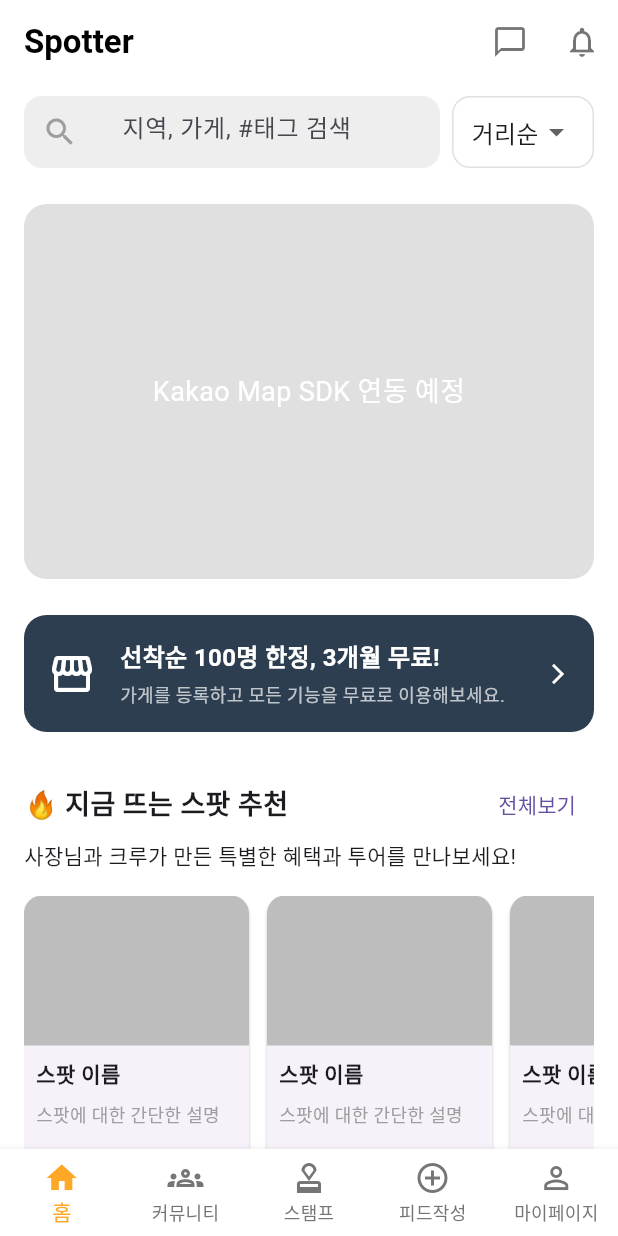
After one commit to spotterpro/spotter, a Flutter app: the MainScreen screen opened directly, on a phone screen of 412 x 824 dp. The commit adds this screen. Run offline on Flutter 3.47's test engine with Material 3 defaults, Android fonts, the phone set to English and light mode, and no system bars; our stand-ins replace firebase_auth, firebase_core, flutter_svg, google_sign_in; accounts and stored records are empty.

Commit message:
feat: 메인 화면 기본 UI 및 5단 네비게이션 골격 완성

```diff
--- a/lib/features/authentication/presentation/screens/login_screen.dart
+++ b/lib/features/authentication/presentation/screens/login_screen.dart
@@ -1,7 +1,7 @@
 import 'package:flutter/material.dart';
 import 'package:flutter_svg/flutter_svg.dart';
 import 'package:spotter/features/authentication/data/services/auth_service.dart';
-import 'package:spotter/features/home/presentation/screens/home_screen.dart';
+import 'package:spotter/features/main_navigation/presentation/screens/main_screen.dart'; // 수정된 부분
 
 // 카카오 로고 SVG 데이터를 코드로 저장
 const String _kakaoLogoSvg = '''
@@ -156,7 +156,7 @@ class _LoginScreenState extends State<LoginScreen> {
 
                   if (userCredential != null && mounted) {
                     Navigator.of(context).pushReplacement(
-                      MaterialPageRoute(builder: (context) => const HomeScreen()),
+                      MaterialPageRoute(builder: (context) => const MainScreen()), // 수정된 부분
                     );
                   } else if (mounted) {
                     ScaffoldMessenger.of(context).showSnackBar(
@@ -201,7 +201,7 @@ class _LoginScreenState extends State<LoginScreen> {
       children: [
         SizedBox(width: 24, height: 24, child: Checkbox(value: value, onChanged: onChanged, activeColor: const Color(0xFFFFA726))),
         const SizedBox(width: 8),
-        Text(text, style: TextStyle(fontWeight: isBold ? FontWeight.normal : FontWeight.normal)),
+        Text(text, style: TextStyle(fontWeight: isBold ? FontWeight.bold : FontWeight.normal)),
         const Spacer(),
         if (text != '전체 동의하기')
           TextButton(
--- /dev/null
+++ b/lib/features/community/presentation/screens/community_screen.dart
@@ -0,0 +1,20 @@
+import 'package:flutter/material.dart';
+
+class CommunityScreen extends StatelessWidget {
+  const CommunityScreen({super.key});
+
+  @override
+  Widget build(BuildContext context) {
+    return Scaffold(
+      appBar: AppBar(
+        title: const Text('커뮤니티'),
+      ),
+      body: const Center(
+        child: Text(
+          '커뮤니티 화면입니다.',
+          style: TextStyle(fontSize: 24),
+        ),
+      ),
+    );
+  }
+}
--- /dev/null
+++ b/lib/features/main_navigation/presentation/screens/main_screen.dart
@@ -0,0 +1,77 @@
+import 'package:flutter/material.dart';
+import 'package:spotter/features/community/presentation/screens/community_screen.dart';
+import 'package:spotter/features/map/presentation/screens/map_screen.dart';
+import 'package:spotter/features/stamp/presentation/screens/stamp_screen.dart';
+import 'package:spotter/features/user/presentation/screens/my_page_screen.dart';
+import 'package:spotter/features/write_post/presentation/screens/write_post_screen.dart';
+
+class MainScreen extends StatefulWidget {
+  const MainScreen({super.key});
+
+  @override
+  State<MainScreen> createState() => _MainScreenState();
+}
+
+class _MainScreenState extends State<MainScreen> {
+  int _selectedIndex = 0;
+
+  static const List<Widget> _widgetOptions = <Widget>[
+    MapScreen(),
+    CommunityScreen(),
+    StampScreen(),
+    WritePostScreen(),
+    MyPageScreen(),
+  ];
+
+  void _onItemTapped(int index) {
+    setState(() {
+      _selectedIndex = index;
+    });
+  }
+
+  @override
+  Widget build(BuildContext context) {
+    return Scaffold(
+      body: _widgetOptions.elementAt(_selectedIndex),
+      bottomNavigationBar: BottomNavigationBar(
+        items: const <BottomNavigationBarItem>[
+          BottomNavigationBarItem(
+            icon: Icon(Icons.home_outlined),
+            activeIcon: Icon(Icons.home),
+            label: '홈',
+          ),
+          BottomNavigationBarItem(
+            icon: Icon(Icons.groups_outlined),
+            activeIcon: Icon(Icons.groups),
+            label: '커뮤니티',
+          ),
+          // [수정] 스탬프 아이콘을 도장(인증) 모양으로 변경했습니다.
+          BottomNavigationBarItem(
+            icon: Icon(Icons.approval_outlined),
+            activeIcon: Icon(Icons.approval),
+            label: '스탬프',
+          ),
+          // [수정] 글쓰기 아이콘을 '+' 모양으로, 라벨을 '피드작성'으로 변경했습니다.
+          BottomNavigationBarItem(
+            icon: Icon(Icons.add_circle_outline),
+            activeIcon: Icon(Icons.add_circle),
+            label: '피드작성',
+          ),
+          BottomNavigationBarItem(
+            icon: Icon(Icons.person_outline),
+            activeIcon: Icon(Icons.person),
+            label: '마이페이지',
+          ),
+        ],
+        currentIndex: _selectedIndex,
+        selectedItemColor: const Color(0xFFFFA726),
+        onTap: _onItemTapped,
+        showUnselectedLabels: true,
+        unselectedItemColor: Colors.grey[600],
+        backgroundColor: Colors.white,
+        type: BottomNavigationBarType.fixed,
+        elevation: 5,
+      ),
+    );
+  }
+}
--- /dev/null
+++ b/lib/features/map/presentation/screens/map_screen.dart
@@ -0,0 +1,301 @@
+import 'package:flutter/material.dart';
+
+class MapScreen extends StatelessWidget {
+  const MapScreen({super.key});
+
+  @override
+  Widget build(BuildContext context) {
+    return Scaffold(
+      backgroundColor: Colors.white,
+      appBar: AppBar(
+        title: const Text(
+          'Spotter',
+          style: TextStyle(
+              color: Colors.black, fontWeight: FontWeight.bold, fontSize: 22),
+        ),
+        backgroundColor: Colors.white,
+        elevation: 0,
+        actions: [
+          IconButton(
+            icon: const Icon(Icons.chat_bubble_outline, color: Colors.black54),
+            onPressed: () {},
+          ),
+          IconButton(
+            icon:
+            const Icon(Icons.notifications_none_outlined, color: Colors.black54),
+            onPressed: () {},
+          ),
+        ],
+      ),
+      body: CustomScrollView(
+        slivers: [
+          // 검색 및 필터 영역
+          SliverToBoxAdapter(
+            child: Padding(
+              padding: const EdgeInsets.symmetric(horizontal: 16.0, vertical: 8.0),
+              child: Row(
+                children: [
+                  Expanded(
+                    child: Container(
+                      height: 48,
+                      decoration: BoxDecoration(
+                        color: Colors.grey[200],
+                        borderRadius: BorderRadius.circular(12.0),
+                      ),
+                      child: const TextField(
+                        decoration: InputDecoration(
+                          hintText: '   지역, 가게, #태그 검색',
+                          prefixIcon: Icon(Icons.search, color: Colors.grey),
+                          border: InputBorder.none,
+                        ),
+                      ),
+                    ),
+                  ),
+                  const SizedBox(width: 8),
+                  Container(
+                    height: 48,
+                    padding: const EdgeInsets.symmetric(horizontal: 12.0),
+                    decoration: BoxDecoration(
+                      color: Colors.white,
+                      borderRadius: BorderRadius.circular(12.0),
+                      border: Border.all(color: Colors.grey.shade300),
+                    ),
+                    child: DropdownButtonHideUnderline(
+                      child: DropdownButton<String>(
+                        value: '거리순',
+                        items: <String>['거리순', '인기순', '최신순']
+                            .map((String value) {
+                          return DropdownMenuItem<String>(
+                            value: value,
+                            child: Text(value),
+                          );
+                        }).toList(),
+                        onChanged: (_) {},
+                      ),
+                    ),
+                  ),
+                ],
+              ),
+            ),
+          ),
+          // 지도 영역 (Placeholder)
+          SliverToBoxAdapter(
+            child: Container(
+              height: 250,
+              margin: const EdgeInsets.all(16.0),
+              decoration: BoxDecoration(
+                color: Colors.grey[300],
+                borderRadius: BorderRadius.circular(15.0),
+              ),
+              child: const Center(
+                child: Text(
+                  'Kakao Map SDK 연동 예정',
+                  style: TextStyle(color: Colors.white, fontSize: 18),
+                ),
+              ),
+            ),
+          ),
+          // 프로모션 배너
+          SliverToBoxAdapter(
+            child: Container(
+              margin: const EdgeInsets.symmetric(horizontal: 16.0, vertical: 8.0),
+              padding: const EdgeInsets.all(16.0),
+              decoration: BoxDecoration(
+                color: const Color(0xFF2C3E50),
+                borderRadius: BorderRadius.circular(15.0),
+              ),
+              child: Row(
+                children: [
+                  const Icon(Icons.storefront, color: Colors.white, size: 32),
+                  const SizedBox(width: 16),
+                  const Expanded(
+                    child: Column(
+                      crossAxisAlignment: CrossAxisAlignment.start,
+                      children: [
+                        Text(
+                          '선착순 100명 한정, 3개월 무료!',
+                          style: TextStyle(
+                              color: Colors.white,
+                              fontWeight: FontWeight.bold,
+                              fontSize: 16),
+                        ),
+                        SizedBox(height: 4),
+                        Text(
+                          '가게를 등록하고 모든 기능을 무료로 이용해보세요.',
+                          style: TextStyle(color: Colors.white70, fontSize: 12),
+                        ),
+                      ],
+                    ),
+                  ),
+                  const Icon(Icons.arrow_forward_ios, color: Colors.white, size: 16),
+                ],
+              ),
+            ),
+          ),
+          // 지금 뜨는 스팟 추천
+          SliverToBoxAdapter(
+            child: Padding(
+              padding: const EdgeInsets.all(16.0),
+              child: Column(
+                crossAxisAlignment: CrossAxisAlignment.start,
+                children: [
+                  Row(
+                    mainAxisAlignment: MainAxisAlignment.spaceBetween,
+                    children: [
+                      const Text(
+                        '🔥 지금 뜨는 스팟 추천',
+                        style: TextStyle(
+                            fontSize: 18, fontWeight: FontWeight.bold),
+                      ),
+                      TextButton(
+                        onPressed: () {},
+                        child: const Text('전체보기'),
+                      ),
+                    ],
+                  ),
+                  const Text('사장님과 크루가 만든 특별한 혜택과 투어를 만나보세요!'),
+                  const SizedBox(height: 16),
+                  SizedBox(
+                    height: 180,
+                    child: ListView.builder(
+                      scrollDirection: Axis.horizontal,
+                      itemCount: 5,
+                      itemBuilder: (context, index) {
+                        return Card(
+                          margin: const EdgeInsets.only(right: 12.0),
+                          shape: RoundedRectangleBorder(
+                            borderRadius: BorderRadius.circular(12.0),
+                          ),
+                          child: SizedBox(
+                            width: 150,
+                            child: Column(
+                              crossAxisAlignment: CrossAxisAlignment.start,
+                              children: [
+                                Container(
+                                  height: 100,
+                                  decoration: BoxDecoration(
+                                    color: Colors.grey.shade400,
+                                    borderRadius: const BorderRadius.only(
+                                      topLeft: Radius.circular(12.0),
+                                      topRight: Radius.circular(12.0),
+                                    ),
+                                  ),
+                                ),
+                                const Padding(
+                                  padding: EdgeInsets.all(8.0),
+                                  child: Text('스팟 이름', style: TextStyle(fontWeight: FontWeight.bold)),
+                                ),
+                                const Padding(
+                                  padding: EdgeInsets.symmetric(horizontal: 8.0),
+                                  child: Text('스팟에 대한 간단한 설명', style: TextStyle(fontSize: 12, color: Colors.grey)),
+                                ),
+                              ],
+                            ),
+                          ),
+                        );
+                      },
+                    ),
+                  )
+                ],
+              ),
+            ),
+          ),
+          // [추가된 부분] 실시간 스팟 피드
+          SliverToBoxAdapter(
+            child: Padding(
+              padding: const EdgeInsets.symmetric(horizontal: 16.0, vertical: 8.0),
+              child: Text(
+                '실시간 스팟 피드',
+                style: TextStyle(fontSize: 18, fontWeight: FontWeight.bold),
+              ),
+            ),
+          ),
+          SliverList(
+            delegate: SliverChildBuilderDelegate(
+                  (context, index) {
+                return _buildFeedItem(); // 피드 아이템 위젯 호출
+              },
+              childCount: 5, // 예시로 5개만 표시
+            ),
+          ),
+        ],
+      ),
+    );
+  }
+
+  // 피드 아이템을 그리는 위젯 메소드
+  Widget _buildFeedItem() {
+    return Card(
+      margin: const EdgeInsets.symmetric(horizontal: 16.0, vertical: 8.0),
+      elevation: 2.0,
+      shape: RoundedRectangleBorder(borderRadius: BorderRadius.circular(15.0)),
+      child: Column(
+        crossAxisAlignment: CrossAxisAlignment.start,
+        children: [
+          // 프로필 섹션
+          const Padding(
+            padding: EdgeInsets.all(12.0),
+            child: Row(
+              children: [
+                CircleAvatar(
+                  radius: 20,
+                  backgroundColor: Colors.grey,
+                  // backgroundImage: NetworkImage('...'), // TODO: 프로필 이미지 연동
+                ),
+                SizedBox(width: 12.0),
+                Column(
+                  crossAxisAlignment: CrossAxisAlignment.start,
+                  children: [
+                    Text('스포터', style: TextStyle(fontWeight: FontWeight.bold)),
+                    Text('편집샵 ABC · 2025-09-12', style: TextStyle(color: Colors.grey, fontSize: 12)),
+                  ],
+                ),
+              ],
+            ),
+          ),
+          // 이미지
+          Container(
+            height: 300,
+            color: Colors.grey.shade300,
+            // child: Image.network('...', fit: BoxFit.cover), // TODO: 피드 이미지 연동
+          ),
+          // 본문
+          const Padding(
+            padding: EdgeInsets.symmetric(horizontal: 16.0, vertical: 12.0),
+            child: Text('새로 산 옷 자랑! 이 편집샵 완전 내 스타일이야👍'),
+          ),
+          // 해시태그
+          Padding(
+            padding: const EdgeInsets.symmetric(horizontal: 16.0),
+            child: Wrap(
+              spacing: 8.0,
+              children: ['#오오티디', '#패션', '#편집샵']
+                  .map((tag) => Chip(
+                label: Text(tag, style: const TextStyle(fontSize: 12)),
+                backgroundColor: Colors.grey.shade200,
+                side: BorderSide.none,
+              ))
+                  .toList(),
+            ),
+          ),
+          // 좋아요, 댓글
+          Padding(
+            padding: const EdgeInsets.symmetric(horizontal: 16.0, vertical: 8.0),
+            child: Row(
+              children: [
+                Icon(Icons.favorite_border, color: Colors.grey.shade700, size: 20),
+                const SizedBox(width: 4),
+                Text('좋아요 112', style: TextStyle(color: Colors.grey.shade700, fontSize: 12)),
+                const SizedBox(width: 16),
+                Icon(Icons.chat_bubble_outline, color: Colors.grey.shade700, size: 20),
+                const SizedBox(width: 4),
+                Text('댓글 3', style: TextStyle(color: Colors.grey.shade700, fontSize: 12)),
+              ],
+            ),
+          ),
+          const SizedBox(height: 8),
+        ],
+      ),
+    );
+  }
+}
--- /dev/null
+++ b/lib/features/stamp/presentation/screens/stamp_screen.dart
@@ -0,0 +1,20 @@
+import 'package:flutter/material.dart';
+
+class StampScreen extends StatelessWidget {
+  const StampScreen({super.key});
+
+  @override
+  Widget build(BuildContext context) {
+    return Scaffold(
+      appBar: AppBar(
+        title: const Text('스탬프'),
+      ),
+      body: const Center(
+        child: Text(
+          '스탬프 화면입니다.',
+          style: TextStyle(fontSize: 24),
+        ),
+      ),
+    );
+  }
+}
--- /dev/null
+++ b/lib/features/user/presentation/screens/my_page_screen.dart
@@ -0,0 +1,54 @@
+import 'package:firebase_auth/firebase_auth.dart';
+import 'package:flutter/material.dart';
+import 'package:spotter/features/authentication/data/services/auth_service.dart';
+import 'package:spotter/features/authentication/presentation/screens/login_screen.dart';
+
+class MyPageScreen extends StatelessWidget {
+  const MyPageScreen({super.key});
+
+  @override
+  Widget build(BuildContext context) {
+    // 현재 로그인된 사용자 정보 가져오기
+    final User? user = FirebaseAuth.instance.currentUser;
+
+    return Scaffold(
+      appBar: AppBar(
+        title: const Text('마이페이지'),
+        backgroundColor: Colors.white,
+        elevation: 1,
+        actions: [
+          // 로그아웃 버튼
+          IconButton(
+            icon: const Icon(Icons.logout),
+            onPressed: () async {
+              await AuthService().signOut();
+              if (context.mounted) {
+                // 로그아웃 후 로그인 화면으로 이동
+                Navigator.of(context).pushAndRemoveUntil(
+                  MaterialPageRoute(builder: (context) => const LoginScreen()),
+                      (Route<dynamic> route) => false,
+                );
+              }
+            },
+          ),
+        ],
+      ),
+      body: Center(
+        child: Column(
+          mainAxisAlignment: MainAxisAlignment.center,
+          children: [
+            Text(
+              '${user?.displayName ?? '사용자'}님, 환영합니다!',
+              style: const TextStyle(fontSize: 24, fontWeight: FontWeight.bold),
+            ),
+            const SizedBox(height: 10),
+            Text(
+              '${user?.email ?? '이메일 정보 없음'}',
+              style: const TextStyle(fontSize: 16, color: Colors.grey),
+            ),
+          ],
+        ),
+      ),
+    );
+  }
+}
--- /dev/null
+++ b/lib/features/write_post/presentation/screens/write_post_screen.dart
@@ -0,0 +1,20 @@
+import 'package:flutter/material.dart';
+
+class WritePostScreen extends StatelessWidget {
+  const WritePostScreen({super.key});
+
+  @override
+  Widget build(BuildContext context) {
+    return Scaffold(
+      appBar: AppBar(
+        title: const Text('글쓰기'),
+      ),
+      body: const Center(
+        child: Text(
+          '글쓰기 화면입니다.',
+          style: TextStyle(fontSize: 24),
+        ),
+      ),
+    );
+  }
+}
```
